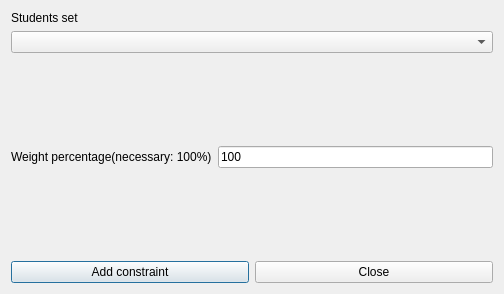
The window that fet/src/interface/addconstraintstudentssetmaxtwoactivitytagsperdayfromn1n2n3form_template.ui (vonmecheln/fet) describes before a commit, drawn with Qt 5.
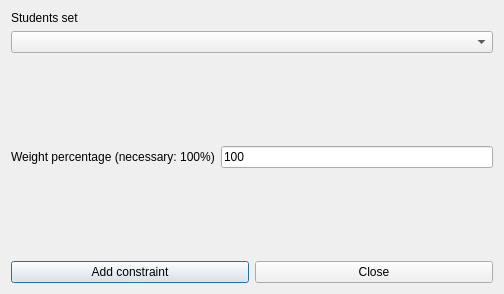
The same window after the commit.

What changed in the file:
```diff
--- a/fet/src/interface/addconstraintstudentssetmaxtwoactivitytagsperdayfromn1n2n3form_template.ui
+++ b/fet/src/interface/addconstraintstudentssetmaxtwoactivitytagsperdayfromn1n2n3form_template.ui
@@ -71,7 +71,7 @@
         <enum>QFrame::Plain</enum>
        </property>
        <property name="text">
-        <string>Weight percentage(necessary: 100%)</string>
+        <string>Weight percentage (necessary: 100%)</string>
        </property>
        <property name="wordWrap">
         <bool>false</bool>
```
